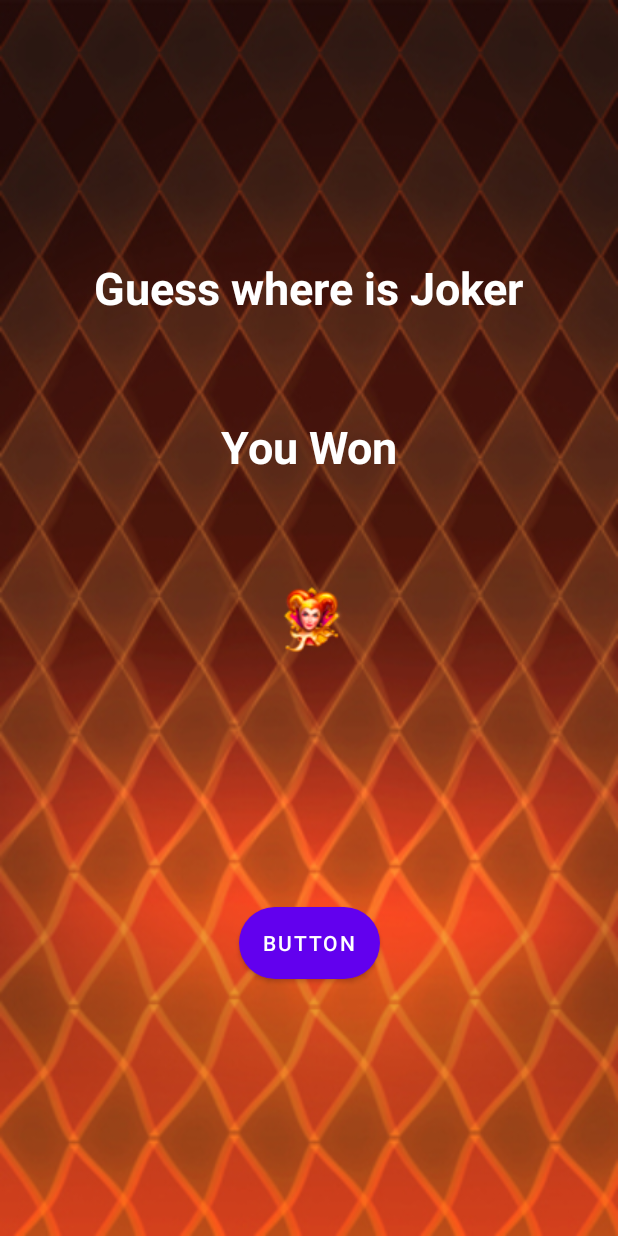
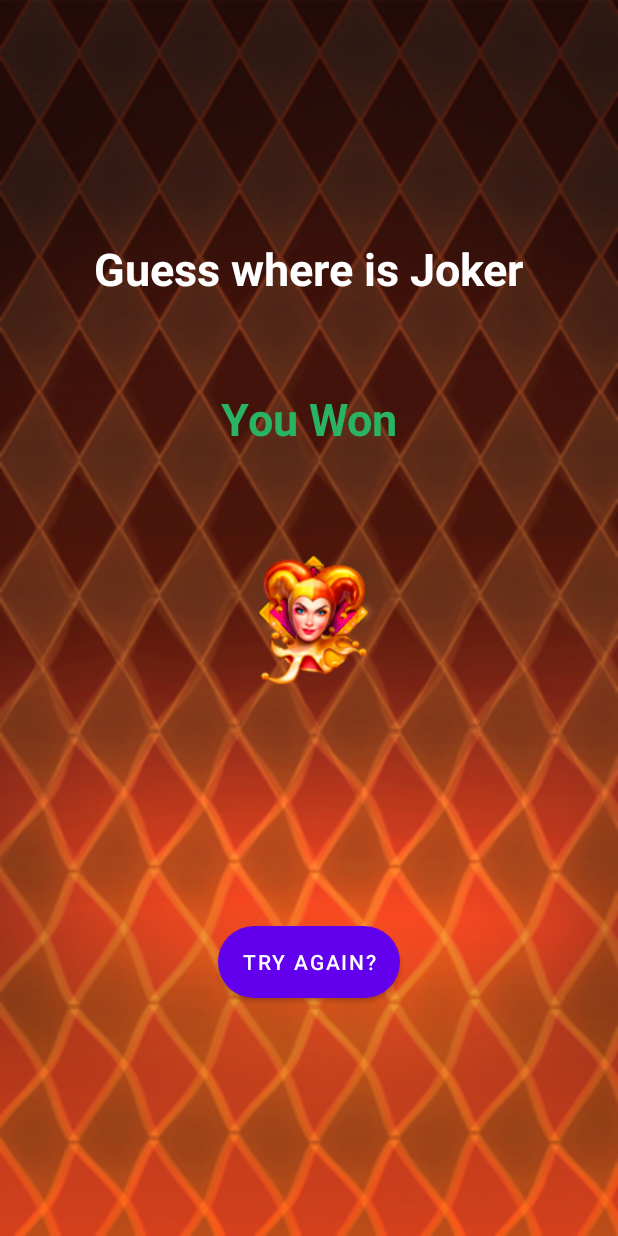
Before and after one commit to Trident-Apps/FireJoker, an Android app: the GameFragment screen opened through its navigation route, after a tap on an icon or button, on a phone screen of 412 x 824 dp. Run offline under Robolectric (Android 15) with nearby library versions, the phone set to English and light mode, and no system bars; our stand-ins replace AdMob; libraries missing offline, so code that uses them is left out: com.appsflyer, com.facebook.applinks, com.google.android.gms, com.onesignal; 5 statements that could not run were skipped.

Commit message:
small fixes

```diff
--- a/app/src/main/java/mark/via/ui/fragments/GameFragment.kt
+++ b/app/src/main/java/mark/via/ui/fragments/GameFragment.kt
@@ -1,7 +1,7 @@
 package mark.via.ui.fragments
 
+import android.graphics.Color
 import android.os.Bundle
-import android.util.Log
 import android.view.LayoutInflater
 import android.view.View
 import android.view.ViewGroup
@@ -13,9 +13,6 @@
 class GameFragment : Fragment() {
     private var _binding: GameFragmentBinding? = null
     private val binding get() = _binding!!
-
-    private val TAG = "game"
-
 
     override fun onCreateView(
         inflater: LayoutInflater,
@@ -33,7 +30,7 @@
             binding.imageView, binding.imageView2, binding.imageView3,
         ).forEach { imageView ->
             imageView.setOnClickListener {
-                playGame()
+                playGame(it as ImageView)
             }
         }
         binding.gameBtn.setOnClickListener {
@@ -41,20 +38,30 @@
         }
     }
 
-    private fun playGame() {
+    private fun playGame(view: View) {
 
+        view.animate().apply {
+            duration = 1000
+            rotationYBy(360f)
+        }.withEndAction {
             showResult()
             val randomList = listOf(1, 2, 3).shuffled()
             if (randomList[0] == 1) {
                 binding.imageView4.visibility = View.VISIBLE
                 binding.resultText.visibility = View.VISIBLE
                 binding.imageView4.setImageResource(R.drawable.ic3)
-            binding.resultText.text = "You Won"
+                binding.resultText.text = resources.getString(R.string.won_text)
+                binding.resultText.setTextColor(
+                    Color.parseColor(resources.getString(R.string.won_color))
+                )
             } else {
                 binding.imageView4.visibility = View.VISIBLE
                 binding.resultText.visibility = View.VISIBLE
                 binding.imageView4.setImageResource(R.drawable.ic1)
-            binding.resultText.text = "You Loose"
+                binding.resultText.text = resources.getString(R.string.loose_text)
+                binding.resultText.setTextColor(
+                    Color.parseColor(resources.getString(R.string.loose_color)))
+            }
         }
     }
 
@@ -70,6 +77,7 @@
         binding.imageView2.visibility = View.VISIBLE
         binding.imageView3.visibility = View.VISIBLE
         binding.imageView4.visibility = View.INVISIBLE
+        binding.resultText.visibility = View.INVISIBLE
         binding.gameBtn.visibility = View.INVISIBLE
         binding.gameBtn.visibility = View.INVISIBLE
     }
--- a/app/src/main/res/layout/game_fragment.xml
+++ b/app/src/main/res/layout/game_fragment.xml
@@ -10,7 +10,7 @@
         android:layout_width="wrap_content"
         android:layout_height="wrap_content"
         android:background="@drawable/round_btn"
-        android:text="Button"
+        android:text="@string/repeat_btn"
         android:visibility="invisible"
         app:layout_constraintBottom_toBottomOf="parent"
         app:layout_constraintEnd_toEndOf="parent"
--- a/app/src/main/res/values/strings.xml
+++ b/app/src/main/res/values/strings.xml
@@ -6,7 +6,13 @@
 
     <string name="start_game">Press to start a game</string>
     <string name="start_btn">Start</string>
+    <string name="repeat_btn">Try again?</string>
     <string name="victory">You Won!</string>
     <string name="game_text">Guess where is Joker</string>
 
+    <string name="won_color">#28B463</string>
+    <string name="loose_color">#E74C3C</string>
+    <string name="won_text">You Won</string>
+    <string name="loose_text">You loose</string>
+
 </resources>
```
Also changed, not shown: app/src/main/res/drawable-v24/ic1.png, app/src/main/res/drawable-v24/ic2.png, app/src/main/res/drawable-v24/ic3.png. Lines whose indentation alone changed are shown as unchanged.
